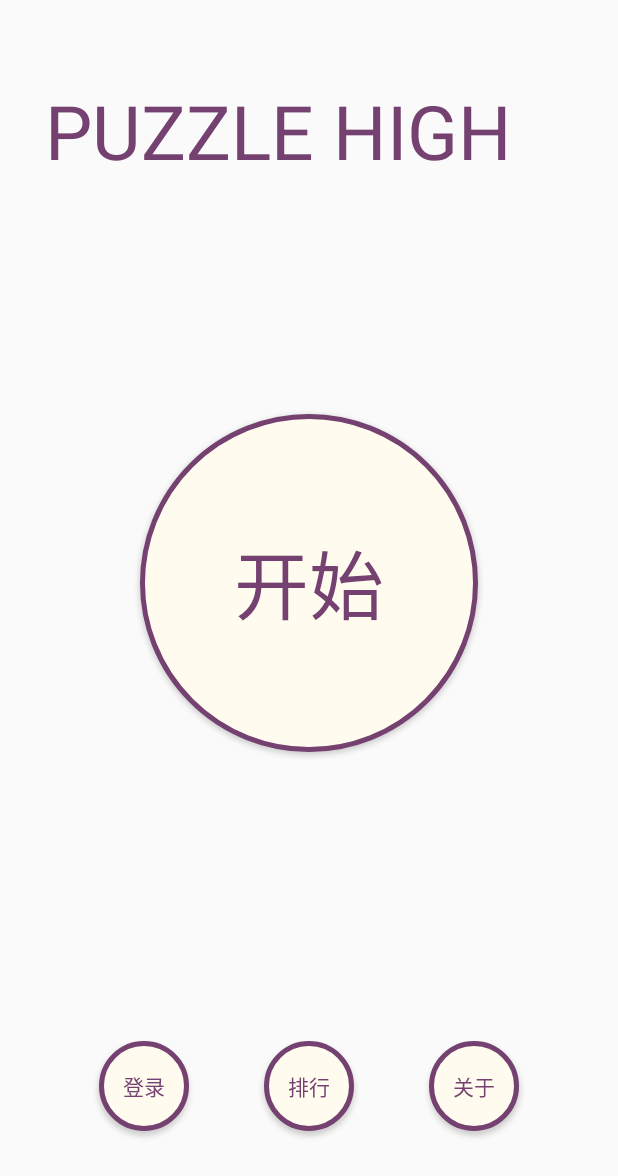
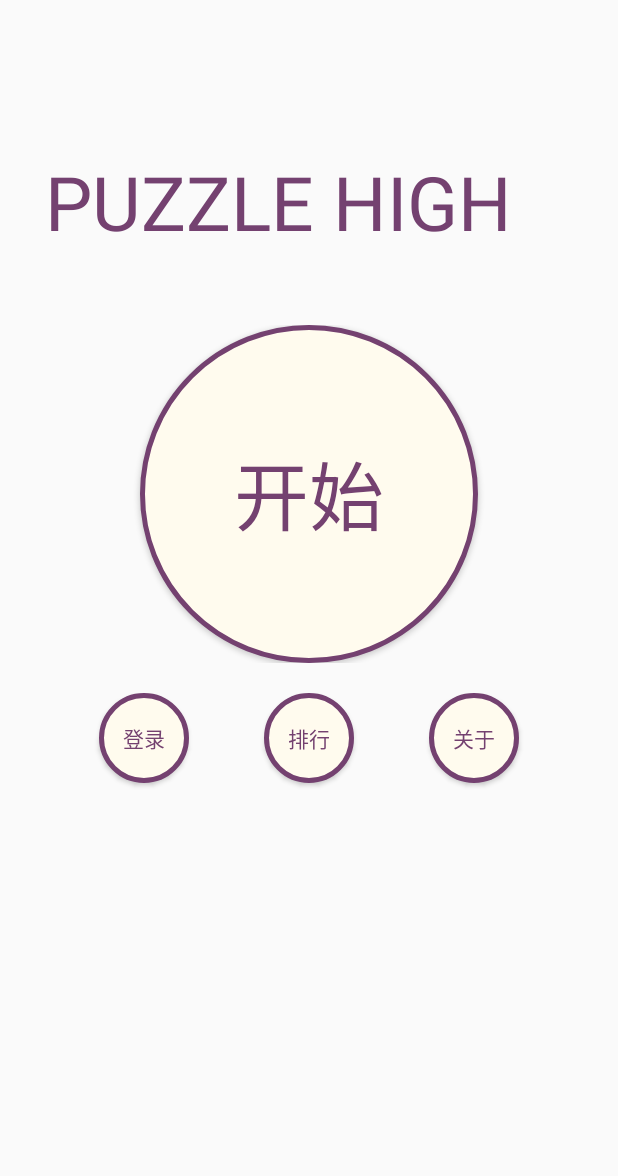
Before and after one commit to meltycriss/PuzzleHigh, an Android app: the fragment MainFragment shown on its own in the app's theme, on a phone screen of 412 x 824 dp. Shown: the top 1176 px of the screen. Run offline under Robolectric (Android 15) with nearby library versions, the phone set to English and light mode, and no system bars; Roboto replaces fonts that are not available here.

Commit message:
UI调整

```diff
--- a/app/src/main/java/com/example/zsystudio/puzzlehigh/main/MainFragment.java
+++ b/app/src/main/java/com/example/zsystudio/puzzlehigh/main/MainFragment.java
@@ -78,7 +78,7 @@ public class MainFragment extends Fragment implements View.OnClickListener {
             mBtnRegister.setVisibility((View.GONE));
             mTvUsername.setVisibility(View.INVISIBLE);
             mBtnLogout.setVisibility(View.GONE);
-            mLayoutUserInfo.setVisibility(View.GONE);
+            mLayoutUserInfo.setVisibility(View.INVISIBLE);
         }
         mBtnLogin.setOnClickListener(MainFragment.this);
         mBtnRegister.setOnClickListener(MainFragment.this);
--- a/app/src/main/res/layout/fragment_main.xml
+++ b/app/src/main/res/layout/fragment_main.xml
@@ -13,7 +13,7 @@
         android:layout_gravity="right"
         android:layout_margin="10dp"
         android:orientation="horizontal"
-        android:visibility="gone">
+        android:visibility="invisible">
 
         <TextView
             android:layout_width="wrap_content"
@@ -49,11 +49,10 @@
 
     <LinearLayout
         android:orientation="horizontal"
-        android:layout_marginTop="20dp"
+        android:layout_marginTop="50dp"
         android:layout_width="match_parent"
         android:gravity="center"
-        android:layout_height="wrap_content"
-        android:layout_weight="1">
+        android:layout_height="wrap_content" >
 
         <Button
             android:id="@+id/main_start"
@@ -69,16 +68,16 @@
     <LinearLayout
         android:layout_width="match_parent"
         android:layout_height="wrap_content"
-        android:layout_marginBottom="20dp"
-        android:layout_marginTop="5dp"
-        android:gravity="center"
+        android:layout_weight="1"
+        android:layout_marginTop="20dp"
+        android:gravity="center_horizontal"
         android:orientation="horizontal">
 
         <Button
             android:id="@+id/main_login"
             android:layout_width="@dimen/main_other_size"
             android:layout_height="@dimen/main_other_size"
-            android:layout_margin="50dp"
+            android:layout_marginLeft="50dp"
             android:background="@drawable/main_btn"
             android:text="登录"
             android:textColor="@color/puzzle_purple"
@@ -88,7 +87,7 @@
             android:id="@+id/main_logout"
             android:layout_width="@dimen/main_other_size"
             android:layout_height="@dimen/main_other_size"
-            android:layout_margin="50dp"
+            android:layout_marginLeft="50dp"
             android:background="@drawable/main_btn"
             android:text="注销"
             android:textColor="@color/puzzle_purple" />
@@ -99,6 +98,9 @@
             android:layout_width="@dimen/main_other_size"
             android:layout_height="@dimen/main_other_size"
             android:background="@drawable/main_btn"
+            android:layout_gravity="center_horizontal"
+            android:layout_marginLeft="50dp"
+            android:layout_marginRight="50dp"
             android:text="排行"
             android:textColor="@color/puzzle_purple" />
 
@@ -107,7 +109,7 @@
             android:id="@+id/main_about"
             android:layout_width="@dimen/main_other_size"
             android:layout_height="@dimen/main_other_size"
-            android:layout_margin="50dp"
+            android:layout_marginRight="50dp"
             android:background="@drawable/main_btn"
             android:text="关于"
             android:textColor="@color/puzzle_purple" />
```
